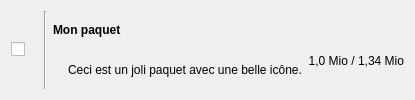
steckdenis/logram-setup, file appmanager/entry.ui: the form before one commit.
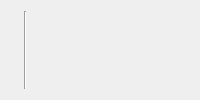
The form after the commit. Icons and pictures are not drawn.

Patch:
```diff
--- a/appmanager/entry.ui
+++ b/appmanager/entry.ui
@@ -9,14 +9,7 @@
    <item>
     <layout class="QHBoxLayout" name="horizontalLayout_2">
      <item>
-      <widget class="QCheckBox" name="chkChecked"/>
-     </item>
-     <item>
-      <widget class="QLabel" name="lblIcon">
-       <property name="pixmap">
-        <pixmap>../../../../../../usr/share/icons/oxygen/32x32/categories/applications-internet.png</pixmap>
-       </property>
-      </widget>
+      <widget class="QLabel" name="lblIcon"/>
      </item>
      <item>
       <widget class="Line" name="vline">
@@ -31,17 +24,10 @@
         <number>1</number>
        </property>
        <item>
-        <widget class="QLabel" name="lblTitle">
-         <property name="text">
-          <string>&lt;b&gt;Mon paquet&lt;/b&gt;</string>
-         </property>
-        </widget>
+        <widget class="QLabel" name="lblTitle"/>
        </item>
        <item>
         <widget class="QLabel" name="lblShortDesc">
-         <property name="text">
-          <string>Ceci est un joli paquet avec une belle icône.</string>
-         </property>
          <property name="indent">
           <number>15</number>
          </property>
@@ -141,9 +127,6 @@
        </item>
        <item>
         <widget class="QLabel" name="lblDownload">
-         <property name="text">
-          <string>1,0 Mio / 1,34 Mio</string>
-         </property>
          <property name="alignment">
           <set>Qt::AlignRight|Qt::AlignTrailing|Qt::AlignVCenter</set>
          </property>
```
Left out of the diff: 17 changed lines with no effect on the pictures.
